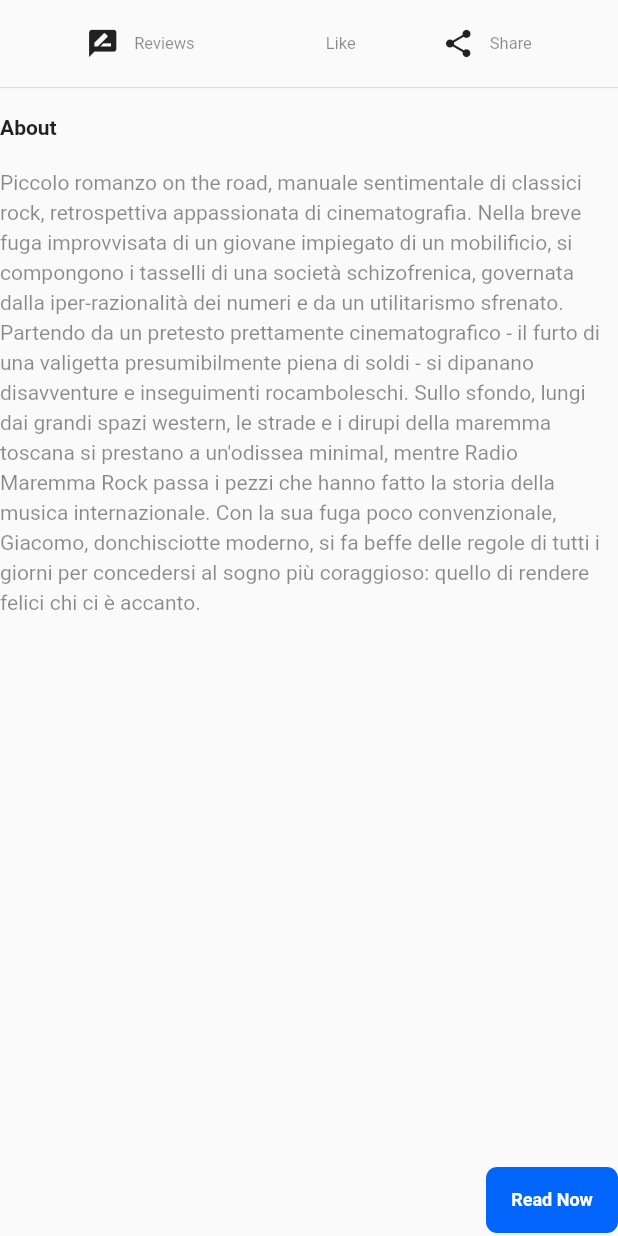
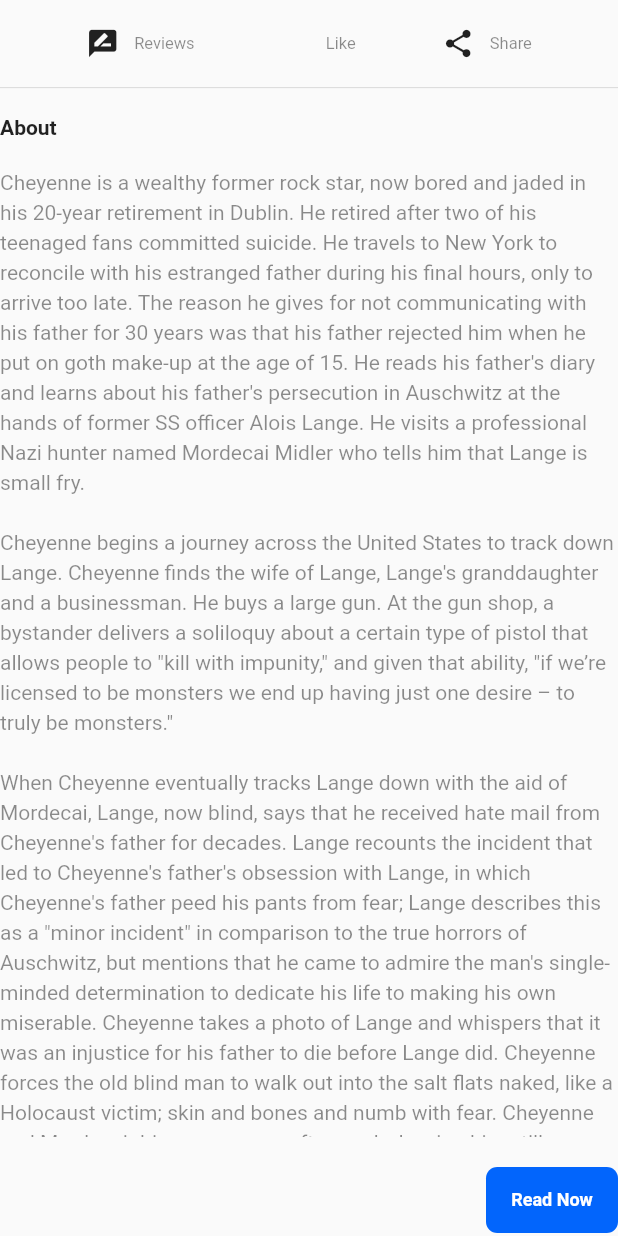
Before and after one commit to 2d-inc/Flare-Flutter, a Flutter app: the PageAbout widget shown alone on an empty page, opened directly, on a phone screen of 412 x 824 dp. Run offline on Flutter 3.47's test engine with Material 2 defaults, Android fonts, the phone set to English and light mode, and no system bars; Roboto replaces fonts that are missing (Montserrat).

Commit message:
Change flr source and a few assets

```diff
--- a/example/favorite/lib/page_about.dart
+++ b/example/favorite/lib/page_about.dart
@@ -33,7 +33,14 @@ class PageAbout extends StatelessWidget {
                     Expanded(
                         flex: 1,
                         child: SingleChildScrollView(
-                            child: Text("Piccolo romanzo on the road, manuale sentimentale di classici rock, retrospettiva appassionata di cinematografia. Nella breve fuga improvvisata di un giovane impiegato di un mobilificio, si compongono i tasselli di una società schizofrenica, governata dalla iper-razionalità dei numeri e da un utilitarismo sfrenato. Partendo da un pretesto prettamente cinematografico - il furto di una valigetta presumibilmente piena di soldi - si dipanano disavventure e inseguimenti rocamboleschi. Sullo sfondo, lungi dai grandi spazi western, le strade e i dirupi della maremma toscana si prestano a un'odissea minimal, mentre Radio Maremma Rock passa i pezzi che hanno fatto la storia della musica internazionale. Con la sua fuga poco convenzionale, Giacomo, donchisciotte moderno, si fa beffe delle regole di tutti i giorni per concedersi al sogno più coraggioso: quello di rendere felici chi ci è accanto.",
+                            child: Text(
+"""Cheyenne is a wealthy former rock star, now bored and jaded in his 20-year retirement in Dublin. He retired after two of his teenaged fans committed suicide. He travels to New York to reconcile with his estranged father during his final hours, only to arrive too late. The reason he gives for not communicating with his father for 30 years was that his father rejected him when he put on goth make-up at the age of 15. He reads his father's diary and learns about his father's persecution in Auschwitz at the hands of former SS officer Alois Lange. He visits a professional Nazi hunter named Mordecai Midler who tells him that Lange is small fry.
+
+Cheyenne begins a journey across the United States to track down Lange. Cheyenne finds the wife of Lange, Lange's granddaughter and a businessman. He buys a large gun. At the gun shop, a bystander delivers a soliloquy about a certain type of pistol that allows people to "kill with impunity," and given that ability, "if we’re licensed to be monsters we end up having just one desire – to truly be monsters."
+
+When Cheyenne eventually tracks Lange down with the aid of Mordecai, Lange, now blind, says that he received hate mail from Cheyenne's father for decades. Lange recounts the incident that led to Cheyenne's father's obsession with Lange, in which Cheyenne's father peed his pants from fear; Lange describes this as a "minor incident" in comparison to the true horrors of Auschwitz, but mentions that he came to admire the man's single-minded determination to dedicate his life to making his own miserable. Cheyenne takes a photo of Lange and whispers that it was an injustice for his father to die before Lange did. Cheyenne forces the old blind man to walk out into the salt flats naked, like a Holocaust victim; skin and bones and numb with fear. Cheyenne and Mordecai drive away soon afterwards, leaving him still standing in the flats.
+
+Cheyenne travels home via airplane (something he had previously had a strong phobia of), cuts his rockstar hair and stops wearing his goth make-up, jewelry and outfits.""",
                                 style: TextStyle(
                                         color: Colors.black45,
                                         fontSize: 14.0,
--- a/example/favorite/lib/page_title.dart
+++ b/example/favorite/lib/page_title.dart
@@ -24,7 +24,7 @@ class PageTitle extends StatelessWidget {
                     children:
                     [
                         Text(
-                            "Istruzioni per Principanti",
+                            "This Must Be\nthe Place",
                             style: TextStyle(
                                 fontFamily: "Montserrat",
                                 fontSize: 20,
@@ -34,7 +34,7 @@ class PageTitle extends StatelessWidget {
                         Container(
                             margin: const EdgeInsets.only(top: 18, bottom: 36),
                             child: Text(
-                                "By 2Dimensions",
+                                "By Paolo Sorrentino",
                                 style: TextStyle(
                                     fontFamily: "Montserrat",
                                     fontSize: 12.0,
--- a/example/favorite/pubspec.yaml
+++ b/example/favorite/pubspec.yaml
@@ -9,7 +9,8 @@ environment:
 dependencies:
   flutter:
     sdk: flutter
-  flare_flutter: ^1.0.8
+  flare_flutter:
+    path: ../../
   cupertino_icons: ^0.1.2
 
 dev_dependencies:
```
Also changed, not shown: example/favorite/assets/copertina.jpg, example/favorite/assets/cover.jpg (deleted), 1 other file.
